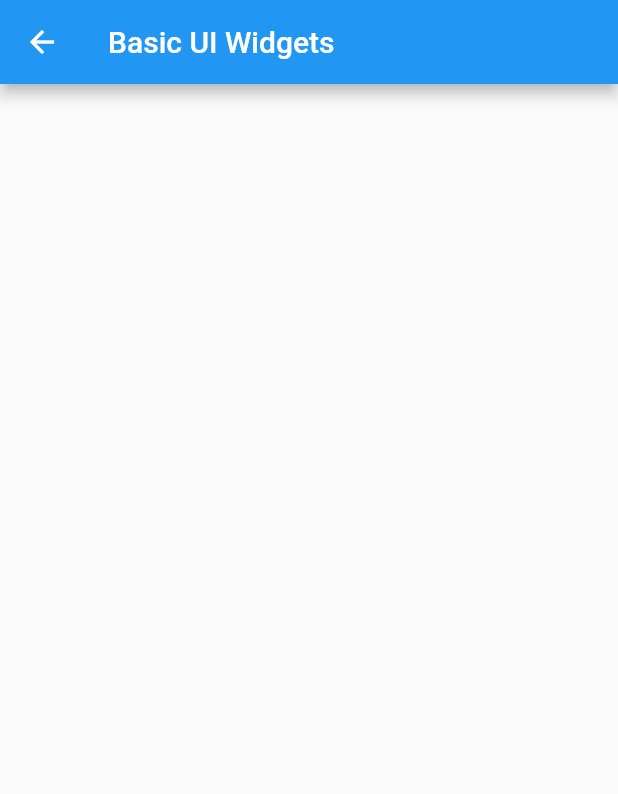
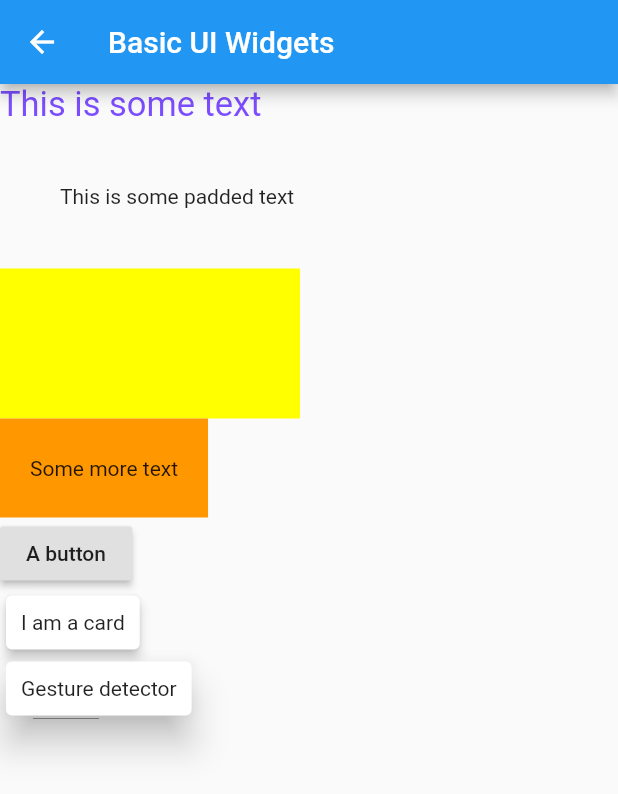
Before and after one commit to glitchedmob/sgf-devs-introduction-to-flutter, a Flutter app: the BasicUiWidgetsScreen screen opened by its route, on a phone screen of 412 x 824 dp. Shown: the top 794 px of the screen. Run offline on Flutter 3.47's test engine with Material 2 defaults, Android fonts, the phone set to English and light mode, and no system bars.

Commit message:
Add content for BasicUiWidgetsScreen

```diff
--- a/lib/screens/basic_ui_widgets_screen.dart
+++ b/lib/screens/basic_ui_widgets_screen.dart
@@ -7,7 +7,54 @@ class BasicUiWidgetsScreen extends StatelessWidget {
       appBar: AppBar(
         title: Text('Basic UI Widgets'),
       ),
-      body: Container(),
+      body: Column(
+        crossAxisAlignment: CrossAxisAlignment.start,
+        children: [
+          Text(
+            'This is some text',
+            style: TextStyle(fontSize: 23, color: Colors.deepPurpleAccent),
+          ),
+          Padding(
+            padding: EdgeInsets.all(40),
+            child: Text('This is some padded text'),
+          ),
+          Container(
+            width: 200,
+            height: 100,
+            color: Colors.yellowAccent,
+          ),
+          Container(
+            padding: EdgeInsets.symmetric(horizontal: 20, vertical: 25),
+            child: Text('Some more text'),
+            color: Colors.orange,
+          ),
+          RaisedButton(
+            onPressed: () {
+              print('Button pressed');
+            },
+            child: Text('A button'),
+          ),
+          Card(
+            elevation: 3,
+            child: Padding(
+              padding: EdgeInsets.all(10),
+              child: Text('I am a card'),
+            ),
+          ),
+          GestureDetector(
+            onTap: () {
+              print('Gesture detector tapped');
+            },
+            child: Card(
+              elevation: 10,
+              child: Padding(
+                padding: EdgeInsets.all(10),
+                child: Text('Gesture detector'),
+              ),
+            ),
+          )
+        ],
+      ),
     );
   }
 }
```
